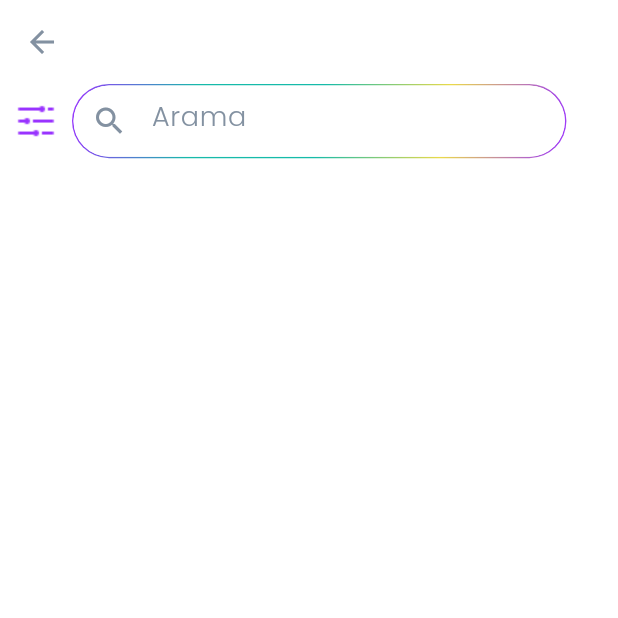
After one commit to dumansl/tobeto_mobile_app, a Flutter app: the CatalogDetailsScreen screen opened directly, on a phone screen of 412 x 824 dp, the top half of it. The commit adds this screen. Run offline on Flutter 3.47's test engine with Material 3 defaults, Android fonts, the phone set to English and light mode, and no system bars; our stand-ins replace bloc, cloud_firestore, equatable, firebase_auth, firebase_core, flutter_bloc and 5 more; missing offline and left inert: date_format_field; accounts and stored records are empty; generated files the repository leaves out were written again.

Commit message:
catalogdetail-catalog-catalog-image-coruse-card-

```diff
--- a/lib/screens/catalog_screen/catalog.dart
+++ b/lib/screens/catalog_screen/catalog.dart
@@ -1,4 +1,5 @@
 import 'package:flutter/material.dart';
+import 'package:tobeto_mobile_app/screens/catalog_screen/widget/catalog_details_lesson_image.dart';
 import 'package:tobeto_mobile_app/screens/catalog_screen/widget/catalog_search_bar.dart';
 import 'package:tobeto_mobile_app/screens/catalog_screen/widget/category_card.dart';
 import 'package:tobeto_mobile_app/screens/catalog_screen/widget/course_card.dart';
@@ -25,6 +26,11 @@ class _CatalogScreenState extends State<CatalogScreen> {
         width: ScreenUtil.getWidth(context) * 0.43,
         imagePath: ImagePath.howToTraining,
         height: ScreenUtil.getHeight(context) * 0.2,
+        link: () {
+          Navigator.of(context).push(MaterialPageRoute(
+            builder: (context) => const CatalogLessonImage(),
+          ));
+        },
       ),
       CatalogCourseCardsmall(
         courseName: 'Ağ ve Güvenlik',
@@ -33,6 +39,7 @@ class _CatalogScreenState extends State<CatalogScreen> {
         width: ScreenUtil.getWidth(context) * 0.43,
         imagePath: ImagePath.biz3,
         height: ScreenUtil.getHeight(context) * 0.2,
+        link: () {},
       ),
       CatalogCourseCardsmall(
         courseName: 'Web Tasarımı',
@@ -41,6 +48,7 @@ class _CatalogScreenState extends State<CatalogScreen> {
         width: ScreenUtil.getWidth(context) * 0.43,
         imagePath: ImagePath.biz2,
         height: ScreenUtil.getHeight(context) * 0.2,
+        link: () {},
       )
     ];
 
--- /dev/null
+++ b/lib/screens/catalog_screen/catalog_details.dart
@@ -0,0 +1,25 @@
+import 'package:flutter/material.dart';
+import 'package:tobeto_mobile_app/screens/catalog_screen/widget/catalog_details_lesson_image.dart';
+
+class CatalogDetailsScreen extends StatefulWidget {
+  const CatalogDetailsScreen({super.key});
+
+  @override
+  State<CatalogDetailsScreen> createState() => _CatalogDetailsScreenState();
+}
+
+class _CatalogDetailsScreenState extends State<CatalogDetailsScreen> {
+  @override
+  Widget build(BuildContext context) {
+    return Scaffold(
+      appBar: AppBar(),
+      body: const Column(
+        children: [
+          Row(
+            children: [CatalogLessonImage()],
+          ),
+        ],
+      ),
+    );
+  }
+}
--- /dev/null
+++ b/lib/screens/catalog_screen/widget/catalog_details_lesson_image.dart
@@ -0,0 +1,61 @@
+import 'package:flutter/material.dart';
+import 'package:tobeto_mobile_app/utils/constant/colors.dart';
+import 'package:tobeto_mobile_app/utils/constant/image_string.dart';
+import 'package:tobeto_mobile_app/utils/constant/sizes.dart';
+import 'package:tobeto_mobile_app/utils/constant/text.dart';
+import 'package:tobeto_mobile_app/utils/themes/text_style.dart';
+
+class CatalogLessonImage extends StatelessWidget {
+  const CatalogLessonImage({super.key});
+
+  @override
+  Widget build(BuildContext context) {
+    return Row(
+      mainAxisAlignment: MainAxisAlignment.spaceBetween,
+      children: [
+        SizedBox(
+            child: IconButton(
+                onPressed: () {}, icon: Image.asset(ImagePath.purpleFilter))),
+        Container(
+          width: ScreenUtil.getWidth(context) * 0.8,
+          height: ScreenUtil.getHeight(context) * 0.06,
+          padding: const EdgeInsets.all(1), // Rainbow border thickness
+          decoration: BoxDecoration(
+            gradient: LinearGradient(
+              colors: [
+                TobetoColor.purple,
+                TobetoColor.rainbow.lineargreen,
+                TobetoColor.rainbow.linaergreenv2,
+                TobetoColor.rainbow.linearyellow,
+                TobetoColor.purple
+              ],
+              begin: Alignment.topLeft,
+              end: Alignment.bottomRight,
+            ),
+            borderRadius: BorderRadius.circular(100),
+          ),
+          child: Container(
+            height: ScreenUtil.getHeight(context) * 0.056,
+            decoration: BoxDecoration(
+              color: Colors.white,
+              borderRadius: BorderRadius.circular(100),
+            ),
+            child: TextField(
+              decoration: InputDecoration(
+                hintText: TobetoText.mainSearch,
+                hintStyle: TobetoTextStyle.poppins.captionLightGrayThin18,
+                prefixIcon: const Icon(Icons.search),
+                border: OutlineInputBorder(
+                  borderRadius: BorderRadius.circular(100),
+                  borderSide: BorderSide.none,
+                ),
+                filled: true,
+                fillColor: TobetoColor.card.white,
+              ),
+            ),
+          ),
+        ),
+      ],
+    );
+  }
+}
--- a/lib/screens/catalog_screen/widget/course_card.dart
+++ b/lib/screens/catalog_screen/widget/course_card.dart
@@ -10,7 +10,9 @@ class CatalogCourseCardsmall extends StatelessWidget {
   final String rank;
   final double width;
   final double height;
-  final String imagePath; // Updated parameter name
+  final String imagePath;
+  final VoidCallback link;
+  // Updated parameter name
 
   const CatalogCourseCardsmall({
     super.key,
@@ -19,13 +21,18 @@ class CatalogCourseCardsmall extends StatelessWidget {
     required this.rank,
     required this.width, // Parameter for width
     required this.imagePath,
-    required this.height, // Parameter for image URL
+    required this.height,
+    required this.link, // Parameter for image URL
   });
 
   @override
   Widget build(BuildContext context) {
     return Padding(
       padding: EdgeInsets.symmetric(vertical: ScreenPadding.padding12px),
+      child: InkWell(
+        onTap: () {
+          link;
+        },
         child: Container(
           width: width,
           height: height, // Use the width parameter
@@ -51,7 +58,8 @@ class CatalogCourseCardsmall extends StatelessWidget {
                     borderRadius:
                         const BorderRadius.vertical(top: Radius.circular(16)),
                     image: DecorationImage(
-                    image: AssetImage(imagePath), // Use the imagePath parameter
+                      image:
+                          AssetImage(imagePath), // Use the imagePath parameter
                       fit: BoxFit.cover,
                     ),
                   ),
@@ -103,6 +111,7 @@ class CatalogCourseCardsmall extends StatelessWidget {
             ],
           ),
         ),
+      ),
     );
   }
 }
```
Lines whose indentation alone changed are shown as unchanged.
